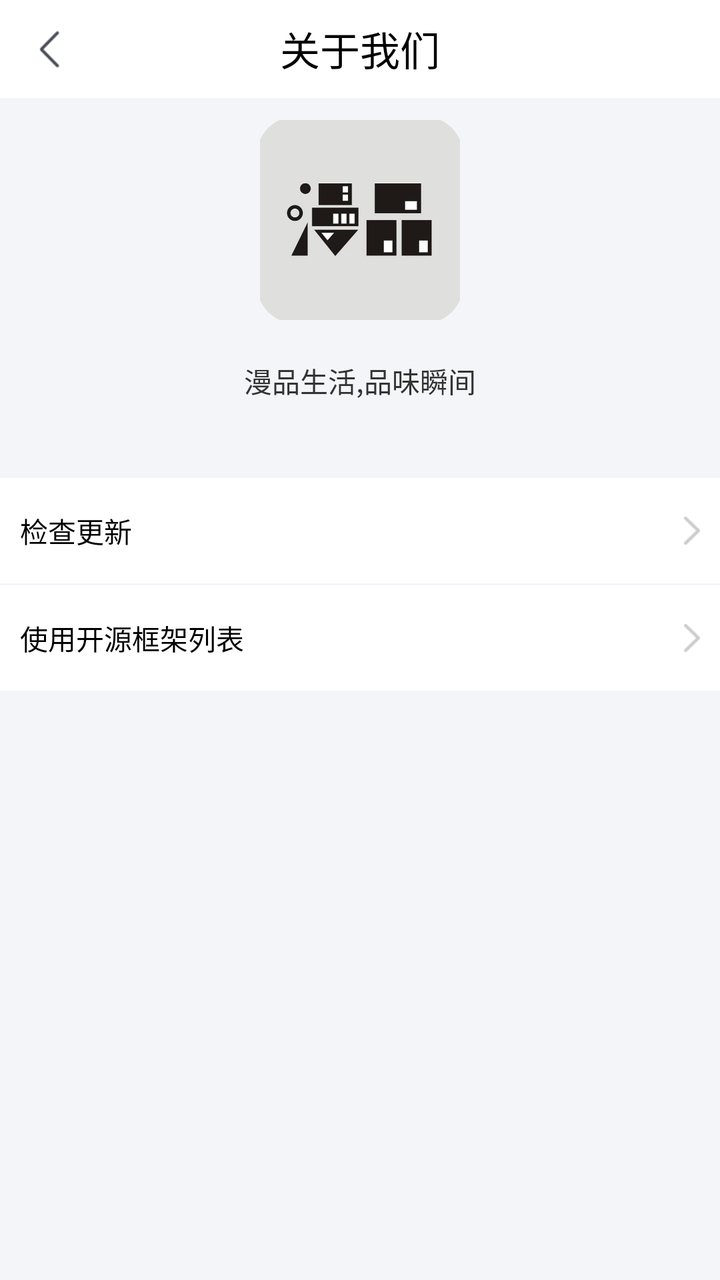
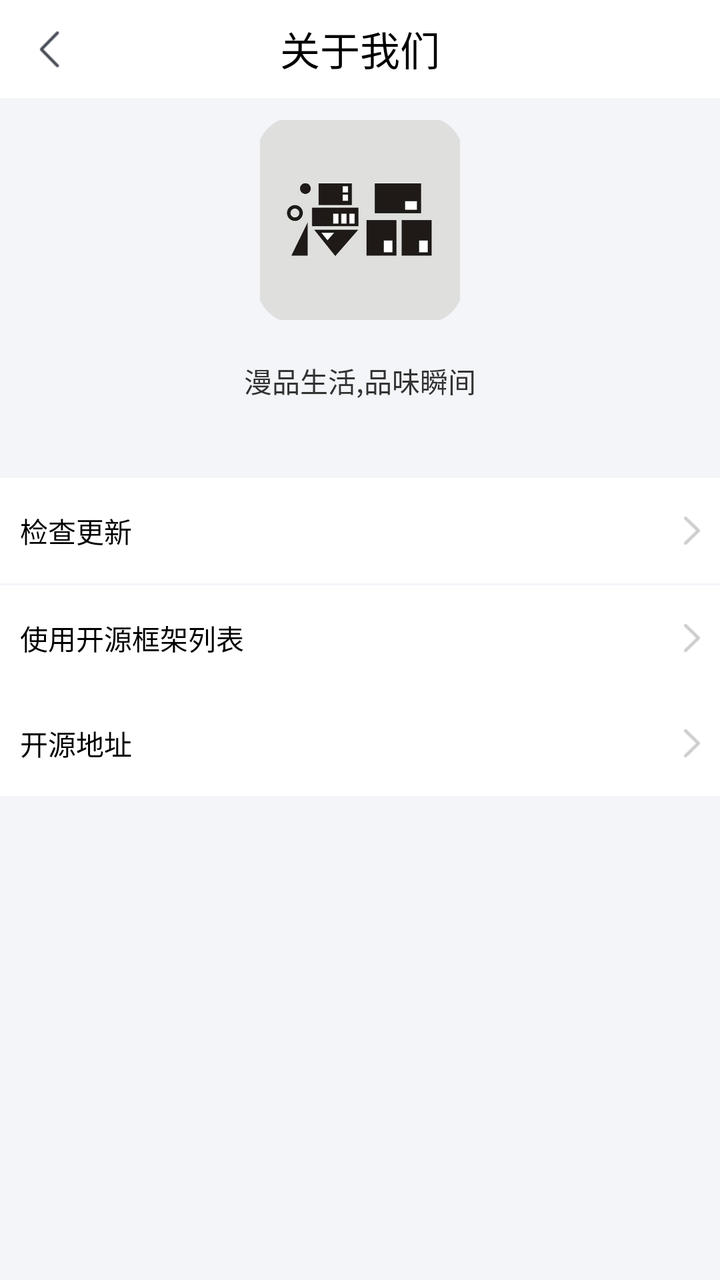

Two renders of the same Android screen: before a commit and after it. Below are the layout's source before the change and the commit's diff.
<!-- AndroidManifest.xml: application theme AppTheme -->
<!-- res/layout/setting_about.xml -->
<?xml version="1.0" encoding="utf-8"?>
<LinearLayout xmlns:android="http://schemas.android.com/apk/res/android"
    xmlns:fleamarket="http://schemas.android.com/apk/res-auto"
    android:layout_width="fill_parent"
    android:layout_height="fill_parent"
    android:background="#fff3f5f9"
    android:fitsSystemWindows="true"
    android:orientation="vertical">

    <RelativeLayout
        android:layout_width="match_parent"
        android:layout_height="49dp"
        android:background="#ffffffff">

        <ImageView
            android:id="@+id/title_back_setting"
            android:layout_width="wrap_content"
            android:layout_height="fill_parent"
            android:layout_alignParentLeft="true"
            android:layout_centerVertical="true"
            android:clickable="true"
            android:paddingLeft="15dip"
            android:paddingRight="15dp"
            android:scaleType="centerInside"
            android:src="@drawable/common_title_back_selector" />

        <TextView
            android:layout_width="wrap_content"
            android:layout_height="wrap_content"
            android:layout_centerInParent="true"
            android:text="关于我们"
            android:textColor="#000000"
            android:textSize="20dp" />
    </RelativeLayout>

    <View
        android:layout_width="fill_parent"
        android:layout_height="1.0dip"
        android:background="#fff3f5f9" />

    <ImageView
        android:id="@+id/iconImage"
        android:layout_width="100.0dip"
        android:layout_height="100.0dip"
        android:layout_gravity="center_horizontal"
        android:layout_marginTop="10.0dip"
        android:src="@drawable/launch" />

    <TextView
        android:layout_width="wrap_content"
        android:layout_height="wrap_content"
        android:layout_gravity="center_horizontal"
        android:layout_marginTop="20.0dip"
        android:text="漫品生活,品味瞬间"
        android:textColor="#ff333333"
        android:textSize="14.0sp" />

    <TextView
        android:layout_width="wrap_content"
        android:layout_height="wrap_content"
        android:layout_gravity="center_horizontal"
        android:layout_marginBottom="10.0dip"
        android:layout_marginTop="12.0dip"
        android:textColor="#ff999999"
        android:textSize="12.0sp" />

    <LinearLayout
        android:layout_width="fill_parent"
        android:layout_height="wrap_content"
        android:background="#ffffffff"
        android:orientation="vertical">

        <RelativeLayout
            android:id="@+id/checkupdate"
            android:layout_width="wrap_content"
            android:layout_height="wrap_content"
            android:layout_gravity="center"
            android:paddingBottom="16.0dip"
            android:paddingLeft="10.0dip"
            android:paddingRight="10.0dip"
            android:paddingTop="16.0dip">

            <TextView
                android:layout_width="wrap_content"
                android:layout_height="wrap_content"
                android:ellipsize="marquee"
                android:fadingEdge="horizontal"
                android:gravity="center"
                android:singleLine="true"
                android:text="检查更新"
                android:textColor="@color/mtrl_chip_ripple_color" />

            <ImageView
                android:layout_width="wrap_content"
                android:layout_height="wrap_content"
                android:layout_alignParentRight="true"
                android:layout_centerVertical="true"
                android:layout_gravity="center"
                android:src="@drawable/entry_arrow" />
        </RelativeLayout>

        <View
            android:layout_width="fill_parent"
            android:layout_height="1.0dip"
            android:background="#fff3f5f9" />

        <RelativeLayout
            android:id="@+id/open_source_license"
            android:layout_width="wrap_content"
            android:layout_height="wrap_content"
            android:layout_gravity="center"
            android:paddingBottom="16.0dip"
            android:paddingLeft="10.0dip"
            android:paddingRight="10.0dip"
            android:paddingTop="16.0dip">

            <TextView
                android:layout_width="wrap_content"
                android:layout_height="wrap_content"
                android:ellipsize="marquee"
                android:fadingEdge="horizontal"
                android:gravity="center"
                android:singleLine="true"
                android:text="使用开源框架列表"
                android:textColor="@color/mtrl_chip_ripple_color" />

            <ImageView
                android:layout_width="wrap_content"
                android:layout_height="wrap_content"
                android:layout_alignParentRight="true"
                android:layout_centerVertical="true"
                android:layout_gravity="center"
                android:src="@drawable/entry_arrow" />
        </RelativeLayout>
    </LinearLayout>

    <LinearLayout
        android:layout_width="fill_parent"
        android:layout_height="wrap_content"
        android:layout_marginTop="20.0dip"
        android:background="#ffffffff"
        android:orientation="vertical">


        <View
            android:layout_width="fill_parent"
            android:layout_height="1.0dip"
            android:background="#fff3f5f9" />

    </LinearLayout>
</LinearLayout>
<!-- resources referenced by this layout -->
<resources>
  <color name="mtrl_chip_ripple_color">#ff000000</color>
  <!-- drawable common_title_back_selector (drawable) -->
  <?xml version="1.0" encoding="UTF-8"?>
  <selector xmlns:android="http://schemas.android.com/apk/res/android">
      <item android:drawable="@drawable/common_title_back_selected" android:state_pressed="true" />
      <item android:drawable="@drawable/common_title_back_selected" android:state_focused="true" />
      <item android:drawable="@drawable/common_title_back_normal" android:state_pressed="false" />
  </selector>
  <!-- drawable entry_arrow: png bitmap (drawable-xhdpi, 396 bytes) -->
  <!-- drawable launch: png bitmap (drawable-xhdpi, 34353 bytes) -->
  <style name="AppTheme" parent="Theme.AppCompat.Light.NoActionBar">
          
          <item name="colorPrimary">@color/colorPrimary</item>
          <item name="colorPrimaryDark">@color/white</item>
          <item name="colorAccent">@color/colorAccent</item>
          <item name="android:windowNoTitle">true</item>
          <item name="colorControlNormal">@color/blackOverlay</item>
          <item name="colorControlActivated">@color/abc_search_url_text_normal</item>
          <item name="android:windowFullscreen">true</item>
          <item name="android:windowIsTranslucent">true</item>
          <item name="android:windowTranslucentStatus">true</item>
          <item name="android:windowTranslucentNavigation">true</item>
      </style>
  <!-- drawable common_title_back_selected: png bitmap (drawable-xhdpi, 293 bytes) -->
  <!-- drawable common_title_back_normal: png bitmap (drawable-xhdpi, 282 bytes) -->
  <color name="colorPrimary">#ff3f51b5</color>
  <color name="white">#ffffffff</color>
  <color name="colorAccent">#ffff4081</color>
  <color name="blackOverlay">#66000000</color>
  <color name="abc_search_url_text_normal">#ff7fa87f</color>
</resources>

<!-- the commit's change to res/layout/setting_about.xml (unified diff, before → after) -->
@@ -132,6 +132,35 @@
                 android:layout_gravity="center"
                 android:src="@drawable/entry_arrow" />
         </RelativeLayout>
+        <RelativeLayout
+            android:id="@+id/kaiyuandizhi"
+            android:layout_width="wrap_content"
+            android:layout_height="wrap_content"
+            android:layout_gravity="center"
+            android:paddingBottom="16.0dip"
+            android:paddingLeft="10.0dip"
+            android:paddingRight="10.0dip"
+            android:paddingTop="16.0dip">
+
+            <TextView
+                android:layout_width="wrap_content"
+                android:layout_height="wrap_content"
+                android:ellipsize="marquee"
+                android:fadingEdge="horizontal"
+                android:gravity="center"
+                android:singleLine="true"
+                android:text="开源地址"
+                android:textColor="@color/mtrl_chip_ripple_color" />
+
+            <ImageView
+                android:layout_width="wrap_content"
+                android:layout_height="wrap_content"
+                android:layout_alignParentRight="true"
+                android:layout_centerVertical="true"
+                android:layout_gravity="center"
+                android:src="@drawable/entry_arrow" />
+        </RelativeLayout>
+
     </LinearLayout>
 
     <LinearLayout
